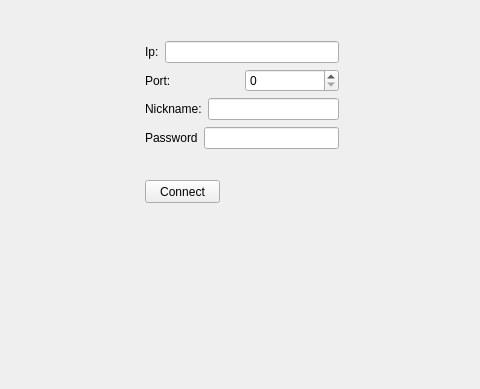
Old version of the form Chat/chat.ui in the repository exet18/LocalChat; both pictures show x 175 to 655 and y 200 to 589 of the 850 by 589 pixel window.
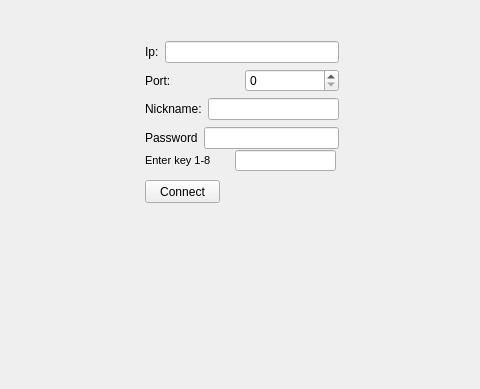
New version of the form.

Commit message: i added elementary key encryption in chat client

The edit to the form file:
```diff
--- a/Chat/chat.ui
+++ b/Chat/chat.ui
@@ -112,6 +112,37 @@
        </item>
       </layout>
      </widget>
+     <widget class="QLineEdit" name="key_input">
+      <property name="geometry">
+       <rect>
+        <x>300</x>
+        <y>260</y>
+        <width>101</width>
+        <height>21</height>
+       </rect>
+      </property>
+      <property name="maxLength">
+       <number>1</number>
+      </property>
+     </widget>
+     <widget class="QLabel" name="label_4">
+      <property name="geometry">
+       <rect>
+        <x>210</x>
+        <y>260</y>
+        <width>71</width>
+        <height>21</height>
+       </rect>
+      </property>
+      <property name="font">
+       <font>
+        <pointsize>8</pointsize>
+       </font>
+      </property>
+      <property name="text">
+       <string>Enter key 1-8</string>
+      </property>
+     </widget>
     </widget>
     <widget class="QWidget" name="messages">
      <widget class="QTextEdit" name="text_messages">
```
The commit also changes 7 other files.
